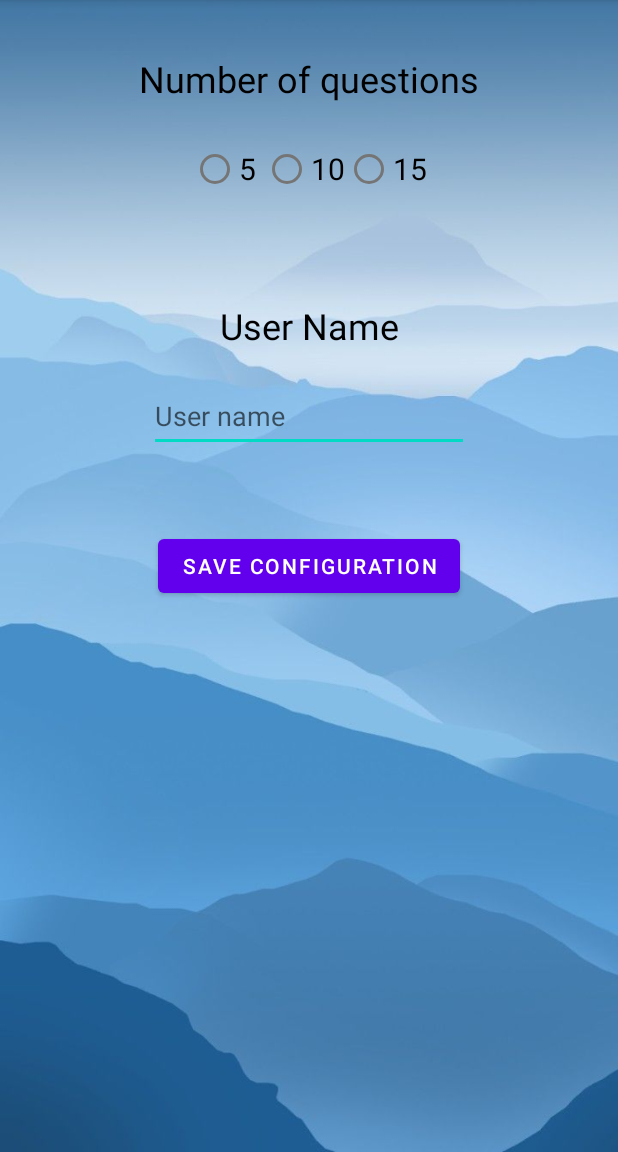
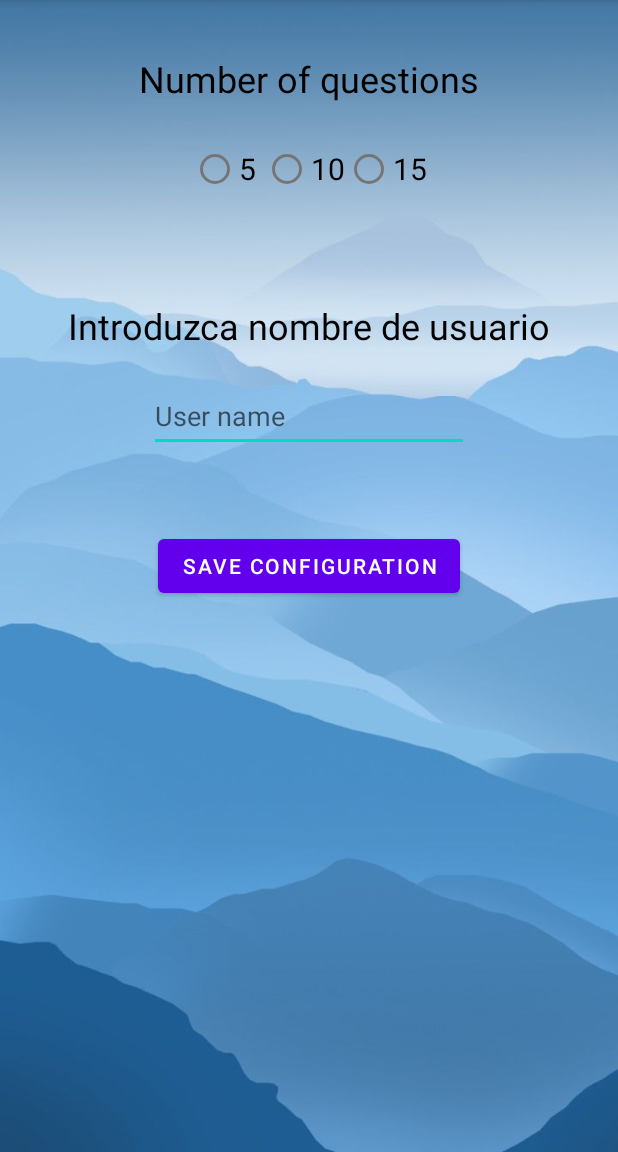
Before and after one commit to Relegends/MovilesPractica_1, an Android app: the ConfigurationActivity screen opened directly, with no data from a screen before it, after a tap on "SAVE CONFIGURATION", on a phone screen of 412 x 824 dp, the part 84-1236 px from its top. Run offline under Robolectric (Android 15) with nearby library versions, the phone set to English and light mode, and no system bars; our stand-ins replace Room's generated code.

Commit message:
User name & options

```diff
--- a/app/src/main/java/com/example/movilespractica_1/ConfigurationActivity.java
+++ b/app/src/main/java/com/example/movilespractica_1/ConfigurationActivity.java
@@ -8,6 +8,7 @@ import android.view.View;
 import android.widget.EditText;
 import android.widget.RadioButton;
 import android.widget.RadioGroup;
+import android.widget.TextView;
 import android.widget.Toast;
 
 public class ConfigurationActivity extends AppCompatActivity {
@@ -15,6 +16,7 @@ public class ConfigurationActivity extends AppCompatActivity {
     private RadioButton radioButton;
     private RadioGroup radioGroup;
     private EditText userName;
+    private TextView userNameDisplay;
 
     private ConfigurationViewModel configurationViewModel;
 
@@ -28,21 +30,27 @@ public class ConfigurationActivity extends AppCompatActivity {
         radioGroup = (RadioGroup) findViewById(R.id.radioGroupNumQ);
 
         userName = (EditText) findViewById(R.id.userNameText);
+        userNameDisplay = (TextView) findViewById(R.id.userNameDisplay);
+        //userNameDisplay.setText(configurationViewModel.getConfiguration().getUserName());
+        userNameDisplay.setText("Introduzca nombre de usuario");
     }
 
     public void saveConfiguration(View view) {
         int radioId = radioGroup.getCheckedRadioButtonId();
         radioButton = findViewById(radioId);
 
-        if(radioButton != null) {
+        String userString = userName.getText().toString();
+
+        if (radioButton != null && !userString.equals("")) {
             Configuration configuration = new Configuration();
             configuration.setNumQuestionsSelected(Integer.parseInt((String) radioButton.getText()));
-            configuration.setUserName(userName.getText().toString());
+            configuration.setUserName(userString);
 
             configurationViewModel.deleteConfiguration();
             configurationViewModel.insertConfiguration(configuration);
 
             Toast.makeText(this, "Ajustes guardados", Toast.LENGTH_SHORT).show();
+            userNameDisplay.setText(userString);
 
         } else {
             Toast.makeText(this, "Rellene toda la configuración", Toast.LENGTH_SHORT).show();
--- a/app/src/main/res/layout/activity_configuration.xml
+++ b/app/src/main/res/layout/activity_configuration.xml
@@ -53,7 +53,7 @@
     </RadioGroup>
 
     <TextView
-        android:id="@+id/textView2"
+        android:id="@+id/userNameDisplay"
         android:layout_width="wrap_content"
         android:layout_height="wrap_content"
         android:layout_marginTop="64dp"
@@ -75,7 +75,7 @@
         android:minHeight="48dp"
         app:layout_constraintEnd_toEndOf="parent"
         app:layout_constraintStart_toStartOf="parent"
-        app:layout_constraintTop_toBottomOf="@+id/textView2" />
+        app:layout_constraintTop_toBottomOf="@+id/userNameDisplay" />
 
     <Button
         android:id="@+id/saveConfiguration"
```
